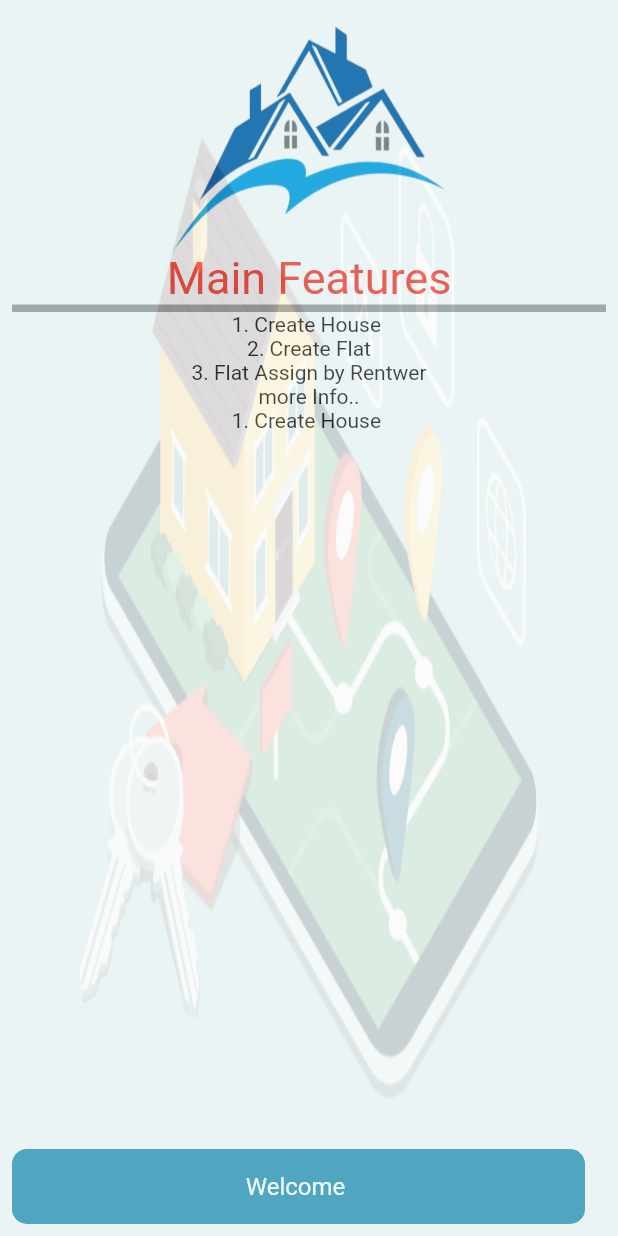
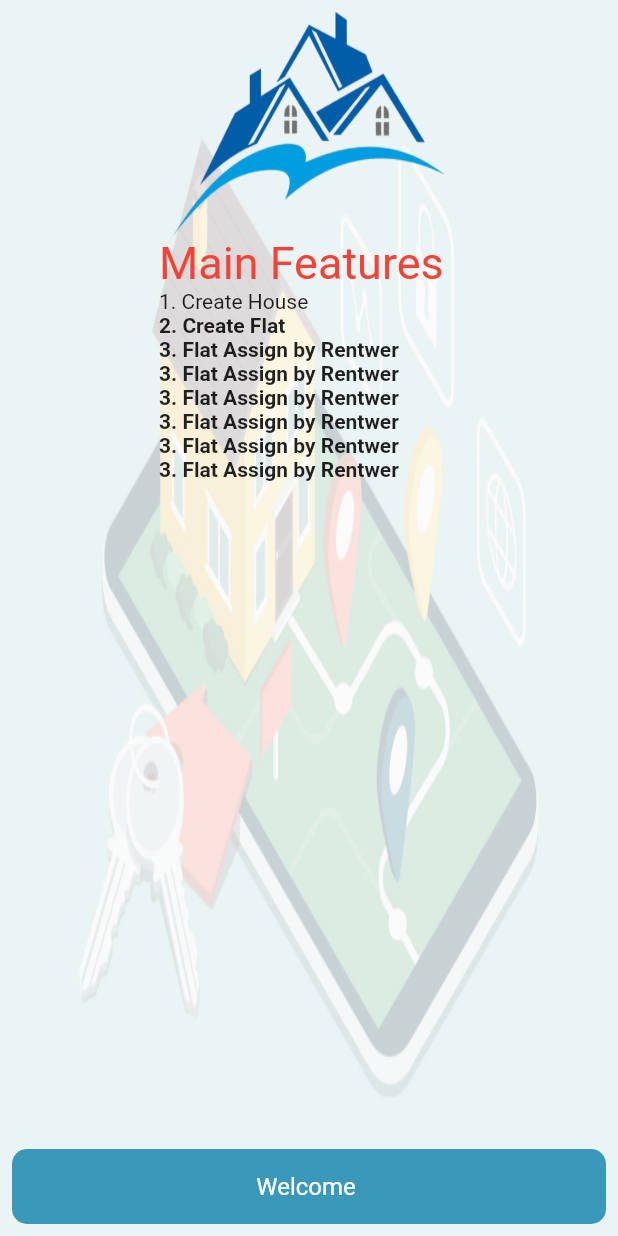
Before and after one commit to MdAdnanMorshed/house_rent_managment, a Flutter app: the screen it shows after launch, on a phone screen of 412 x 824 dp. Run offline on Flutter 3.47's test engine with Material 2 defaults, Android fonts, the phone set to English and light mode, and no system bars; our stand-ins replace cloud_firestore, dotted_border, dropdown_button2, firebase_core, firebase_database, get and 3 more; missing offline and left inert: dart:ffi, date_time_picker_widget; accounts and stored records are empty.

Commit message:
Create Flat page Update

```diff
--- a/lib/app/modules/welcome/views/welcome_view.dart
+++ b/lib/app/modules/welcome/views/welcome_view.dart
@@ -1,6 +1,8 @@
 import 'package:flutter/material.dart';
 
 import 'package:get/get.dart';
+import 'package:house_management/app/core/values/app_space.dart';
+import 'package:house_management/app/routes/app_pages.dart';
 
 import '../../../core/helpers/app_helper.dart';
 import '../../../core/theme/style_text.dart';
@@ -14,52 +16,8 @@ class WelcomeView extends GetView<WelcomeController> {
     return SafeArea(
       child: Scaffold(
         body: Stack(alignment: Alignment.center, children: [
-          Positioned(
-            child: Padding(
-              padding: const EdgeInsets.all(8.0),
-              child: Column(
-                mainAxisSize: MainAxisSize.max,
-                mainAxisAlignment: MainAxisAlignment.spaceBetween,
-                crossAxisAlignment: CrossAxisAlignment.start,
-                children: [
-                  Column(
-                    children: [
-                      SizedBox(height: 10,),
-                      Image.asset(
-                        'assets/images/logo.png',
-                        fit: BoxFit.fill,
-                        width: 200,
-                        height: 150,
-                      ),
-                      Text('Main Features',style: TextStyle(fontSize: 30,color: Colors.red),),
-                      Divider(
-                        height: 5,
-                        thickness: 5,
-                        color: Colors.grey,
-                      ),
 
-                      Text('1. Create House '),
-                      Text('2. Create Flat'),
-                      Text('3. Flat Assign by Rentwer'),
-                      Text('more Info..'),
-                      Text('1. Create House '),
-                    ],
-                  ),
-                  Container(
-                    height: 50,
-                    width: Get.width - 30,
-                    alignment: Alignment.center,
-                    decoration: Helpers.customCircularDecoretion(
-                        context, AppColors.primaryColor, 10),
-                    child: Text(
-                      'Welcome '.tr,
-                      style: AppTextStyle.button,
-                    ),
-                  ),
-                ],
-              ),
-            ),
-          ),
+
           Image.asset(
             'assets/images/house_rent_bg.jpg',
             height: double.infinity,
@@ -67,6 +25,66 @@ class WelcomeView extends GetView<WelcomeController> {
             fit: BoxFit.fill,
             opacity: const AlwaysStoppedAnimation(.2),
           ),
+
+            Padding(
+            padding: const EdgeInsets.all(8.0),
+            child: Column(
+              mainAxisSize: MainAxisSize.max,
+              mainAxisAlignment: MainAxisAlignment.spaceBetween,
+              crossAxisAlignment: CrossAxisAlignment.center,
+              children: [
+                Column(
+                  mainAxisSize: MainAxisSize.min,
+                  mainAxisAlignment: MainAxisAlignment.start,
+                  crossAxisAlignment: CrossAxisAlignment.start,
+                  children: [
+
+                    AppSpace.spaceH20,
+                    Image.asset(
+                      'assets/images/logo.png',
+                      fit: BoxFit.fill,
+                      width: 200,
+                      height: 150,
+                    ),
+                    Text(
+                      'Main Features',
+                      style: TextStyle(fontSize: 30, color: Colors.red),
+                    ),
+                    AppSpace.spaceH10,
+                    Text('1. Create House '),
+                    Text('2. Create Flat',style: TextStyle(fontWeight: FontWeight.bold,),),
+                    Text('3. Flat Assign by Rentwer',style: TextStyle(fontWeight: FontWeight.bold,)),
+                    Text('3. Flat Assign by Rentwer',style: TextStyle(fontWeight: FontWeight.bold,)),
+                    Text('3. Flat Assign by Rentwer',style: TextStyle(fontWeight: FontWeight.bold,)),
+                    Text('3. Flat Assign by Rentwer',style: TextStyle(fontWeight: FontWeight.bold,)),
+                    Text('3. Flat Assign by Rentwer',style: TextStyle(fontWeight: FontWeight.bold,)),
+                    Text('3. Flat Assign by Rentwer',style: TextStyle(fontWeight: FontWeight.bold,)),
+                   ],
+                ),
+                GestureDetector(
+                  behavior: HitTestBehavior.opaque,
+                  onTap: () {
+                    print('WelcomeView.build');
+                    Get.toNamed(Routes.LOGIN);
+                  },
+                  child: Container(
+                    height: 50,
+
+
+                    decoration: Helpers.customCircularDecoretion(
+                        context, AppColors.primaryColor, 10),
+                    child: Center(
+                      child: Text(
+                        'Welcome '.tr,
+                        style: AppTextStyle.button,
+                      ),
+                    ),
+                  ),
+                ),
+              ],
+            ),
+          ),
+
         ]),
       ),
     );
```
Also changed, not shown: lib/app/modules/create_flat/views/create_flat_view.dart (+126 -64 lines).
